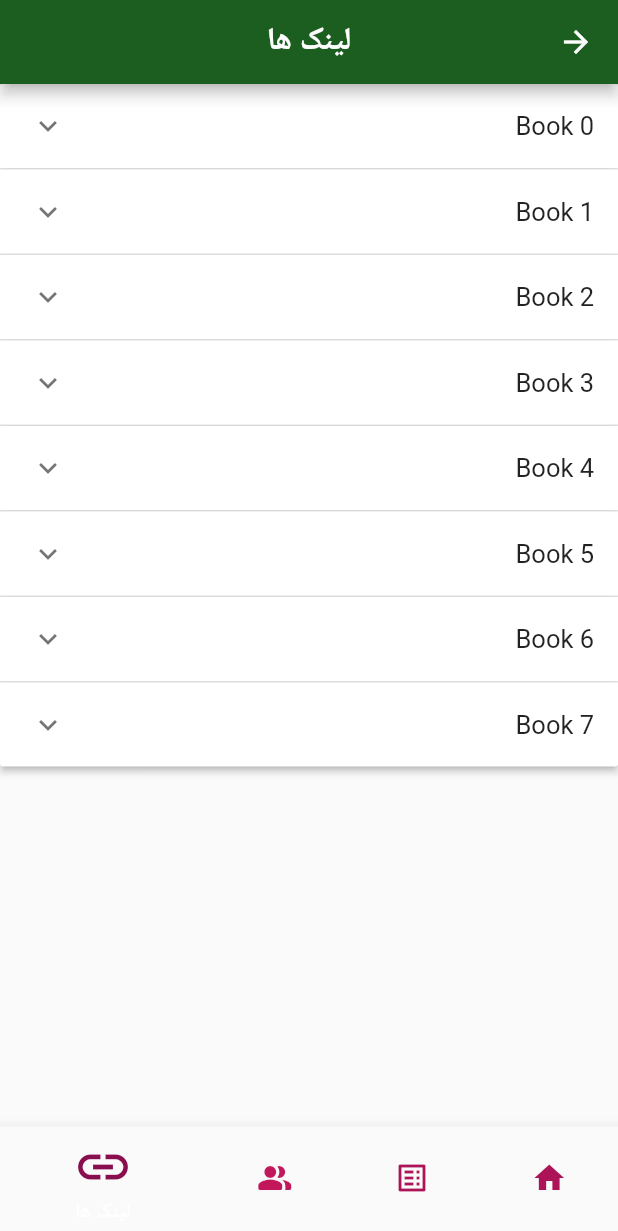
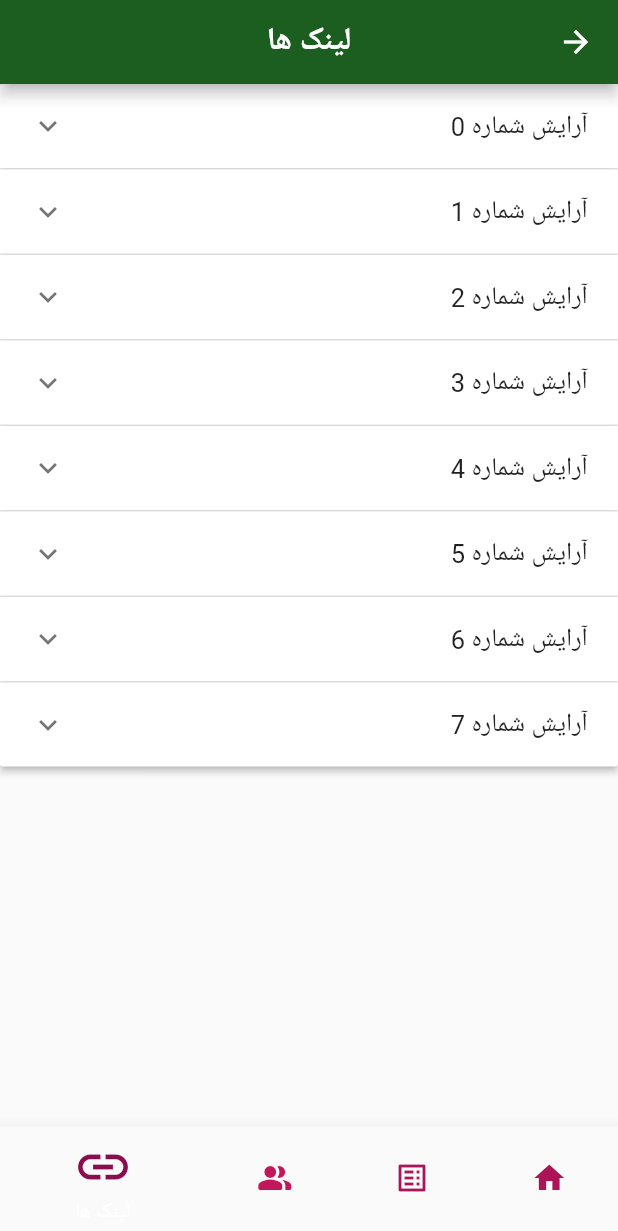
Before and after one commit to SodabehSherzad/test_project, a Flutter app: the screen it shows after launch, item 4 of the bottom bar chosen, on a phone screen of 412 x 824 dp. Shown: the top 1231 px of the screen. Run offline on Flutter 3.47's test engine with Material 2 defaults, Android fonts, the phone set to English and light mode, and no system bars; our stand-ins replace carousel_pro, flutter_html, share, shared_preferences, sqflite; accounts and stored records are empty.

Commit message:
Change and add some pages

```diff
--- a/lib/pages/hair_page.dart
+++ b/lib/pages/hair_page.dart
@@ -1,5 +1,4 @@
 import 'package:flutter/material.dart';
-import 'package:test_project/components/top_navigation.dart';
 
 import 'category_page.dart';
 
@@ -11,8 +10,6 @@ class HairPage extends StatefulWidget {
 }
 
 class _HairPageState extends State<HairPage> {
-
-  //For **does not work database to get data and show them here**, I used list to show data
 
   List<String> listName = ['Long Hair', 'Medium Hair', 'Short Hair'];
   String detail = '''Video provides a powerful way to help you prove your point. When you click Online Video, you can paste in the embed code for the video you want to add. You can also type a keyword to search online for the video that best fits your document.
--- a/lib/pages/link.dart
+++ b/lib/pages/link.dart
@@ -16,8 +16,8 @@ class _LinkPageState extends State<LinkPage> {
   List<Item> generateItems(int numberOfItems) {
     return List.generate(numberOfItems, (int index) {
       return Item(
-        headerValue: 'Book $index',
-        expandedValue: 'Details for Book $index goes here',
+        headerValue: ' آرایش شماره $index',
+        expandedValue: ' جزییات آریش شماره $index',
       );
     });
   }
@@ -36,7 +36,8 @@ class _LinkPageState extends State<LinkPage> {
           child: ListView(
             children: [ExpansionPanelList(
               expansionCallback: (int index, bool isExpanded) {
-                //Not working to expand data of body
+                //***Not working to expand data of body***
+                //***Flutter ExpansionPanelList not support localization to data rtl/ltr***
                 setState(() {
                   _books[index].isExpanded = !_books[index].isExpanded;
                 });
--- a/lib/pages/nail_page.dart
+++ b/lib/pages/nail_page.dart
@@ -1,6 +1,4 @@
 import 'package:flutter/material.dart';
-import 'package:test_project/components/top_navigation.dart';
-
 import 'category_page.dart';
 
 class NailPage extends StatefulWidget {
@@ -11,8 +9,6 @@ class NailPage extends StatefulWidget {
 }
 
 class _NailPageState extends State<NailPage> {
-
-  //For **does not work database to get data and show them here**, I used list to show data
 
   List<String> listName = ['Hand Nail'];
   String detail = '''Video provides a powerful way to help you prove your point. When you click Online Video, you can paste in the embed code for the video you want to add. You can also type a keyword to search online for the video that best fits your document.
@@ -43,7 +39,7 @@ class _NailPageState extends State<NailPage> {
                       ],
                     ),
                     centerTitle: true,
-                    //** Here between top and bottom *I like to have a line* **
+                    //** Here between top and bottom *I like to have a line or bordertop**
                     bottom: TabBar(
                         indicatorPadding: EdgeInsets.all(5),
                         isScrollable: true,
```
Also changed, not shown: pubspec.lock, 2 other files.
